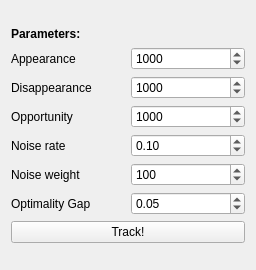
The window that ilastik/applets/objectExtraction/drawer.ui (ilastik/ilastik) describes before a commit, drawn with Qt 5.
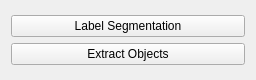
The same window after the commit.

Commit message: Tracking: label image via button from object extraction applet

Diff of the .ui file:
```diff
--- a/ilastik/applets/objectExtraction/drawer.ui
+++ b/ilastik/applets/objectExtraction/drawer.ui
@@ -7,7 +7,7 @@
     <x>0</x>
     <y>0</y>
     <width>256</width>
-    <height>270</height>
+    <height>80</height>
    </rect>
   </property>
   <property name="sizePolicy">
@@ -35,140 +35,19 @@
    <item>
     <layout class="QVBoxLayout" name="verticalLayout">
      <item>
-      <widget class="QLabel" name="label">
-       <property name="sizePolicy">
-        <sizepolicy hsizetype="Preferred" vsizetype="Fixed">
-         <horstretch>0</horstretch>
-         <verstretch>0</verstretch>
-        </sizepolicy>
-       </property>
-       <property name="text">
-        <string>&lt;html&gt;&lt;head/&gt;&lt;body&gt;&lt;p&gt;&lt;span style=&quot; font-weight:600;&quot;&gt;Parameters:&lt;/span&gt;&lt;/p&gt;&lt;/body&gt;&lt;/html&gt;</string>
-       </property>
-      </widget>
-     </item>
-     <item>
-      <layout class="QGridLayout" name="gridLayout_2">
-       <item row="3" column="1">
-        <widget class="QDoubleSpinBox" name="noiseRateSpinBox">
-         <property name="maximum">
-          <double>1.000000000000000</double>
-         </property>
-         <property name="singleStep">
-          <double>0.010000000000000</double>
-         </property>
-         <property name="value">
-          <double>0.100000000000000</double>
-         </property>
-        </widget>
-       </item>
-       <item row="0" column="1">
-        <widget class="QSpinBox" name="appSpinBox">
-         <property name="maximum">
-          <number>10000</number>
-         </property>
-         <property name="value">
-          <number>1000</number>
-         </property>
-        </widget>
-       </item>
-       <item row="1" column="0">
-        <widget class="QLabel" name="label_3">
-         <property name="text">
-          <string>Disappearance</string>
-         </property>
-        </widget>
-       </item>
-       <item row="5" column="1">
-        <widget class="QDoubleSpinBox" name="epGapSpinBox">
-         <property name="maximum">
-          <double>1.000000000000000</double>
-         </property>
-         <property name="singleStep">
-          <double>0.010000000000000</double>
-         </property>
-         <property name="value">
-          <double>0.050000000000000</double>
-         </property>
-        </widget>
-       </item>
-       <item row="2" column="1">
-        <widget class="QSpinBox" name="oppSpinBox">
-         <property name="maximum">
-          <number>10000</number>
-         </property>
-         <property name="value">
-          <number>1000</number>
-         </property>
-        </widget>
-       </item>
-       <item row="3" column="0">
-        <widget class="QLabel" name="label_4">
-         <property name="text">
-          <string>Noise rate</string>
-         </property>
-        </widget>
-       </item>
-       <item row="1" column="1">
-        <widget class="QSpinBox" name="disSpinBox">
-         <property name="maximum">
-          <number>10000</number>
-         </property>
-         <property name="value">
-          <number>1000</number>
-         </property>
-        </widget>
-       </item>
-       <item row="2" column="0">
-        <widget class="QLabel" name="label_5">
-         <property name="text">
-          <string>Opportunity</string>
-         </property>
-        </widget>
-       </item>
-       <item row="5" column="0">
-        <widget class="QLabel" name="label_6">
-         <property name="text">
-          <string>Optimality Gap</string>
-         </property>
-        </widget>
-       </item>
-       <item row="0" column="0">
-        <widget class="QLabel" name="label_2">
-         <property name="text">
-          <string>Appearance</string>
-         </property>
-        </widget>
-       </item>
-       <item row="4" column="0">
-        <widget class="QLabel" name="label_7">
-         <property name="text">
-          <string>Noise weight</string>
-         </property>
-        </widget>
-       </item>
-       <item row="4" column="1">
-        <widget class="QSpinBox" name="noiseWeightSpinBox">
-         <property name="maximum">
-          <number>10000</number>
-         </property>
-         <property name="singleStep">
-          <number>10</number>
-         </property>
-         <property name="value">
-          <number>100</number>
-         </property>
-        </widget>
-       </item>
-      </layout>
-     </item>
-     <item>
-      <widget class="QPushButton" name="TrackButton">
+      <widget class="QPushButton" name="labelImageButton">
        <property name="styleSheet">
         <string notr="true"/>
        </property>
        <property name="text">
-        <string>Track!</string>
+        <string>Label Segmentation</string>
+       </property>
+      </widget>
+     </item>
+     <item>
+      <widget class="QPushButton" name="extractObjectsButton">
+       <property name="text">
+        <string>Extract Objects</string>
        </property>
       </widget>
      </item>
```
The commit also changes 2 other files.
